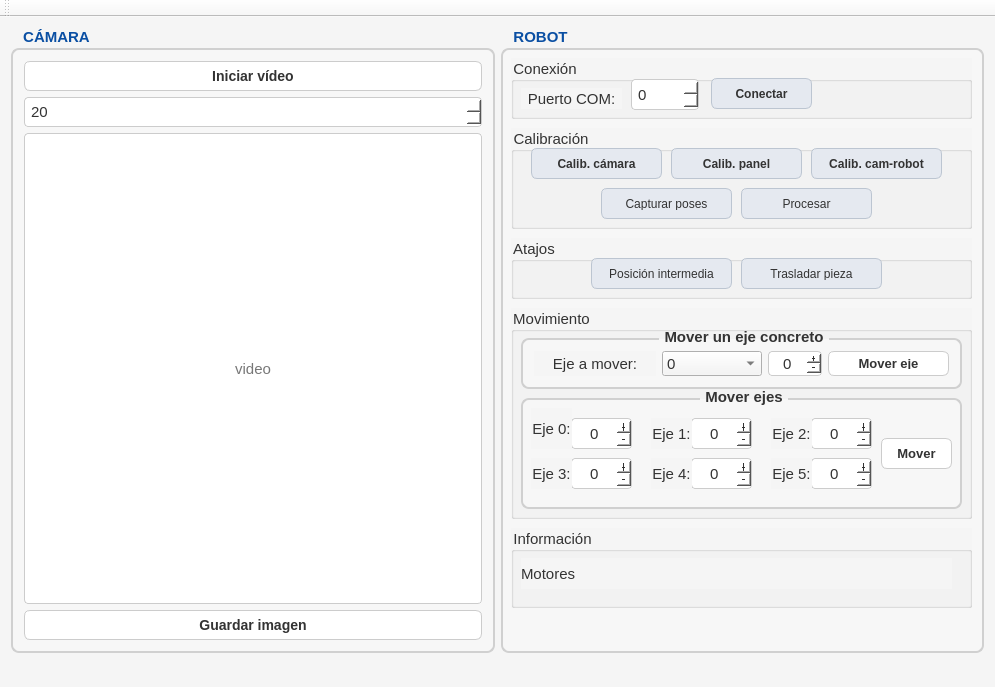
First picture: the form in interfaz_robot/interfaz_robot.ui, repository AidaM00/interfaz_robot, before the edit.
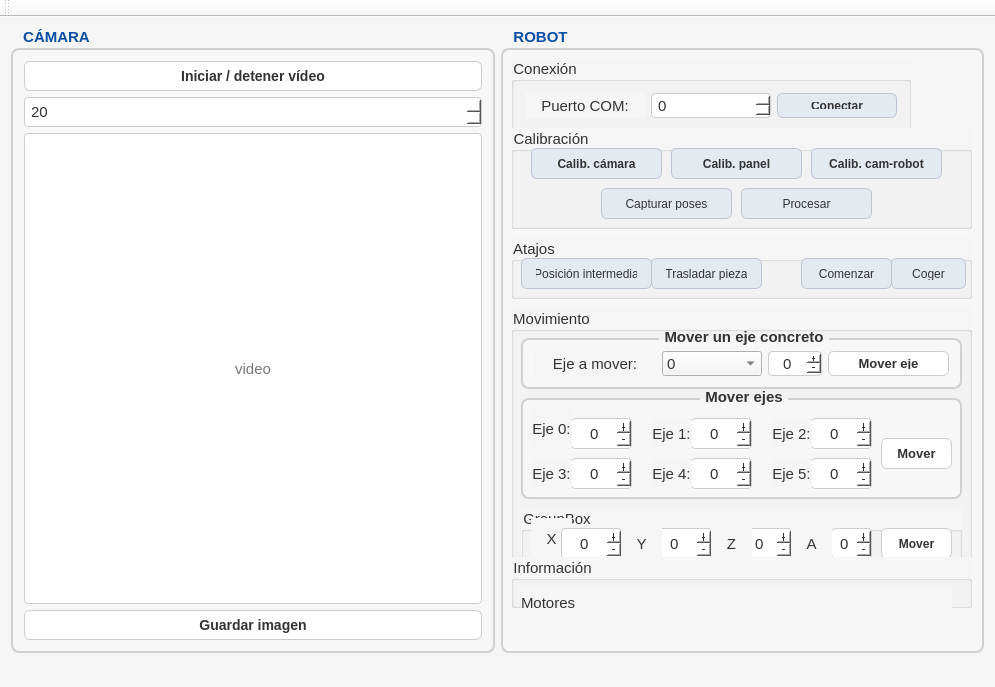
Second picture: the form after the edit.

Diff of the .ui file:
```diff
--- a/interfaz_robot/interfaz_robot.ui
+++ b/interfaz_robot/interfaz_robot.ui
@@ -134,10 +134,10 @@
 </string>
          </property>
          <property name="text">
-          <string>Iniciar vídeo</string>
+          <string>Iniciar / detener vídeo</string>
          </property>
          <property name="checkable">
-          <bool>false</bool>
+          <bool>true</bool>
          </property>
         </widget>
        </item>
@@ -317,10 +317,16 @@
         <rect>
          <x>10</x>
          <y>30</y>
-         <width>461</width>
-         <height>61</height>
+         <width>400</width>
+         <height>74</height>
         </rect>
        </property>
+       <property name="minimumSize">
+        <size>
+         <width>400</width>
+         <height>0</height>
+        </size>
+       </property>
        <property name="styleSheet">
         <string notr="true">#groupBox_conexion::title {
 	font-weight: bold;
@@ -329,51 +335,34 @@
        <property name="title">
         <string>Conexión</string>
        </property>
-       <widget class="QLabel" name="lblPuerto">
-        <property name="geometry">
-         <rect>
-          <x>10</x>
-          <y>30</y>
-          <width>101</width>
-          <height>21</height>
-         </rect>
-        </property>
-        <property name="layoutDirection">
-         <enum>Qt::LeftToRight</enum>
-        </property>
-        <property name="styleSheet">
-         <string notr="true"/>
-        </property>
-        <property name="text">
-         <string>Puerto COM:</string>
-        </property>
-        <property name="alignment">
-         <set>Qt::AlignCenter</set>
-        </property>
-       </widget>
-       <widget class="QSpinBox" name="spinBoxCOM">
-        <property name="geometry">
-         <rect>
-          <x>120</x>
-          <y>21</y>
-          <width>68</width>
-          <height>31</height>
-         </rect>
-        </property>
-       </widget>
-       <widget class="QPushButton" name="btnComunicacionrobot">
-        <property name="geometry">
-         <rect>
-          <x>200</x>
-          <y>20</y>
-          <width>101</width>
-          <height>31</height>
-         </rect>
-        </property>
-        <property name="text">
-         <string>Conectar</string>
-        </property>
-       </widget>
+       <layout class="QHBoxLayout" name="horizontalLayout_3">
+        <item>
+         <widget class="QLabel" name="lblPuerto">
+          <property name="layoutDirection">
+           <enum>Qt::LeftToRight</enum>
+          </property>
+          <property name="styleSheet">
+           <string notr="true"/>
+          </property>
+          <property name="text">
+           <string>Puerto COM:</string>
+          </property>
+          <property name="alignment">
+           <set>Qt::AlignCenter</set>
+          </property>
+         </widget>
+        </item>
+        <item>
+         <widget class="QSpinBox" name="spinBoxCOM"/>
+        </item>
+        <item>
+         <widget class="QPushButton" name="btnComunicacionrobot">
+          <property name="text">
+           <string>Conectar</string>
+          </property>
+         </widget>
+        </item>
+       </layout>
       </widget>
       <widget class="QGroupBox" name="groupBox_calibracion">
        <property name="geometry">
@@ -468,9 +457,9 @@
        <widget class="QPushButton" name="btnPosInterm">
         <property name="geometry">
          <rect>
-          <x>80</x>
+          <x>10</x>
           <y>20</y>
-          <width>141</width>
+          <width>131</width>
           <height>31</height>
          </rect>
         </property>
@@ -481,9 +470,9 @@
        <widget class="QPushButton" name="btnTrasladarPieza">
         <property name="geometry">
          <rect>
-          <x>230</x>
+          <x>140</x>
           <y>20</y>
-          <width>141</width>
+          <width>111</width>
           <height>31</height>
          </rect>
         </property>
@@ -491,6 +480,32 @@
          <string>Trasladar pieza</string>
         </property>
        </widget>
+       <widget class="QPushButton" name="btnComenzar">
+        <property name="geometry">
+         <rect>
+          <x>290</x>
+          <y>20</y>
+          <width>91</width>
+          <height>31</height>
+         </rect>
+        </property>
+        <property name="text">
+         <string>Comenzar</string>
+        </property>
+       </widget>
+       <widget class="QPushButton" name="btnCoger">
+        <property name="geometry">
+         <rect>
+          <x>380</x>
+          <y>20</y>
+          <width>75</width>
+          <height>31</height>
+         </rect>
+        </property>
+        <property name="text">
+         <string>Coger</string>
+        </property>
+       </widget>
       </widget>
       <widget class="QGroupBox" name="groupBox_movimiento">
        <property name="geometry">
@@ -498,7 +513,7 @@
          <x>10</x>
          <y>280</y>
          <width>461</width>
-         <height>211</height>
+         <height>251</height>
         </rect>
        </property>
        <property name="title">
@@ -687,7 +702,7 @@
           <x>10</x>
           <y>80</y>
           <width>441</width>
-          <height>121</height>
+          <height>111</height>
          </rect>
         </property>
         <property name="styleSheet">
@@ -1003,14 +1018,221 @@
          </property>
         </widget>
        </widget>
+       <widget class="QGroupBox" name="groupBox">
+        <property name="geometry">
+         <rect>
+          <x>10</x>
+          <y>200</y>
+          <width>441</width>
+          <height>51</height>
+         </rect>
+        </property>
+        <property name="title">
+         <string>GroupBox</string>
+        </property>
+        <widget class="QSpinBox" name="spinZ">
+         <property name="geometry">
+          <rect>
+           <x>220</x>
+           <y>20</y>
+           <width>51</width>
+           <height>31</height>
+          </rect>
+         </property>
+         <property name="alignment">
+          <set>Qt::AlignCenter</set>
+         </property>
+         <property name="buttonSymbols">
+          <enum>QAbstractSpinBox::PlusMinus</enum>
+         </property>
+        </widget>
+        <widget class="QLabel" name="label_X">
+         <property name="geometry">
+          <rect>
+           <x>10</x>
+           <y>10</y>
+           <width>41</width>
+           <height>41</height>
+          </rect>
+         </property>
+         <property name="layoutDirection">
+          <enum>Qt::LeftToRight</enum>
+         </property>
+         <property name="text">
+          <string>X</string>
+         </property>
+         <property name="alignment">
+          <set>Qt::AlignCenter</set>
+         </property>
+        </widget>
+        <widget class="QSpinBox" name="spinX">
+         <property name="geometry">
+          <rect>
+           <x>40</x>
+           <y>20</y>
+           <width>61</width>
+           <height>31</height>
+          </rect>
+         </property>
+         <property name="alignment">
+          <set>Qt::AlignCenter</set>
+         </property>
+         <property name="buttonSymbols">
+          <enum>QAbstractSpinBox::PlusMinus</enum>
+         </property>
+         <property name="minimum">
+          <number>-30</number>
+         </property>
+        </widget>
+        <widget class="QSpinBox" name="spinY">
+         <property name="geometry">
+          <rect>
+           <x>130</x>
+           <y>20</y>
+           <width>61</width>
+           <height>31</height>
+          </rect>
+         </property>
+         <property name="alignment">
+          <set>Qt::AlignCenter</set>
+         </property>
+         <property name="buttonSymbols">
+          <enum>QAbstractSpinBox::PlusMinus</enum>
+         </property>
+        </widget>
+        <widget class="QLabel" name="label_Y">
+         <property name="geometry">
+          <rect>
+           <x>100</x>
+           <y>20</y>
+           <width>41</width>
+           <height>31</height>
+          </rect>
+         </property>
+         <property name="layoutDirection">
+          <enum>Qt::LeftToRight</enum>
+         </property>
+         <property name="styleSheet">
+          <string notr="true"/>
+         </property>
+         <property name="text">
+          <string>Y</string>
+         </property>
+         <property name="alignment">
+          <set>Qt::AlignCenter</set>
+         </property>
+        </widget>
+        <widget class="QLabel" name="label_Z">
+         <property name="geometry">
+          <rect>
+           <x>190</x>
+           <y>20</y>
+           <width>41</width>
+           <height>31</height>
+          </rect>
+         </property>
+         <property name="layoutDirection">
+          <enum>Qt::LeftToRight</enum>
+         </property>
+         <property name="styleSheet">
+          <string notr="true"/>
+         </property>
+         <property name="text">
+          <string>Z</string>
+         </property>
+         <property name="alignment">
+          <set>Qt::AlignCenter</set>
+         </property>
+        </widget>
+        <widget class="QSpinBox" name="spinA">
+         <property name="geometry">
+          <rect>
+           <x>310</x>
+           <y>20</y>
+           <width>41</width>
+           <height>31</height>
+          </rect>
+         </property>
+         <property name="alignment">
+          <set>Qt::AlignCenter</set>
+         </property>
+         <property name="buttonSymbols">
+          <enum>QAbstractSpinBox::PlusMinus</enum>
+         </property>
+        </widget>
+        <widget class="QLabel" name="label_A">
+         <property name="geometry">
+          <rect>
+           <x>270</x>
+           <y>20</y>
+           <width>41</width>
+           <height>31</height>
+          </rect>
+         </property>
+         <property name="layoutDirection">
+          <enum>Qt::LeftToRight</enum>
+         </property>
+         <property name="styleSheet">
+          <string notr="true"/>
+         </property>
+         <property name="text">
+          <string>A</string>
+         </property>
+         <property name="alignment">
+          <set>Qt::AlignCenter</set>
+         </property>
+        </widget>
+        <widget class="QPushButton" name="btnMoverPosicion">
+         <property name="geometry">
+          <rect>
+           <x>360</x>
+           <y>20</y>
+           <width>71</width>
+           <height>31</height>
+          </rect>
+         </property>
+         <property name="styleSheet">
+          <string notr="true">QPushButton {
+    background-color: #ffffff;       
+    border: 1px solid #cccccc;       
+    border-radius: 6px;              
+    padding: 6px 12px;               
+    color: #333333;                  
+    font-weight: bold;
+}
+
+/* Al pasar el ratón por encima */
+QPushButton:hover {
+    background-color: #e6f0ff;       /* azul muy claro (efecto hover) */
+    border: 1px solid #99c2ff;
+}
+
+/* Al hacer clic */
+QPushButton:pressed {
+    background-color: #cce0ff;       /* azul un poco más fuerte */
+    border: 1px solid #66a3ff;
+}
+
+/* Si está deshabilitado */
+QPushButton:disabled {
+    background-color: #f0f0f0;
+    color: #aaaaaa;
+    border: 1px solid #dddddd;
+}</string>
+         </property>
+         <property name="text">
+          <string>Mover</string>
+         </property>
+        </widget>
+       </widget>
       </widget>
       <widget class="QGroupBox" name="groupBox_informacion">
        <property name="geometry">
         <rect>
          <x>10</x>
-         <y>500</y>
+         <y>529</y>
          <width>461</width>
-         <height>80</height>
+         <height>51</height>
         </rect>
        </property>
        <property name="title">
```
